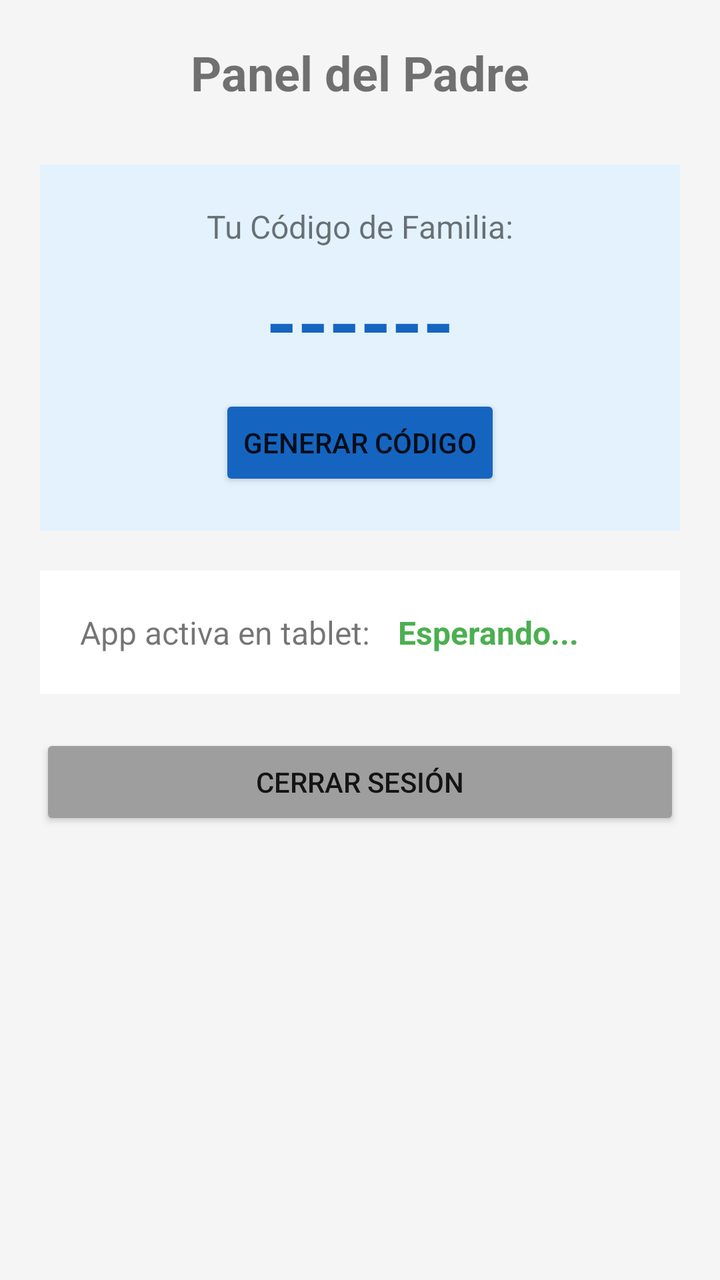
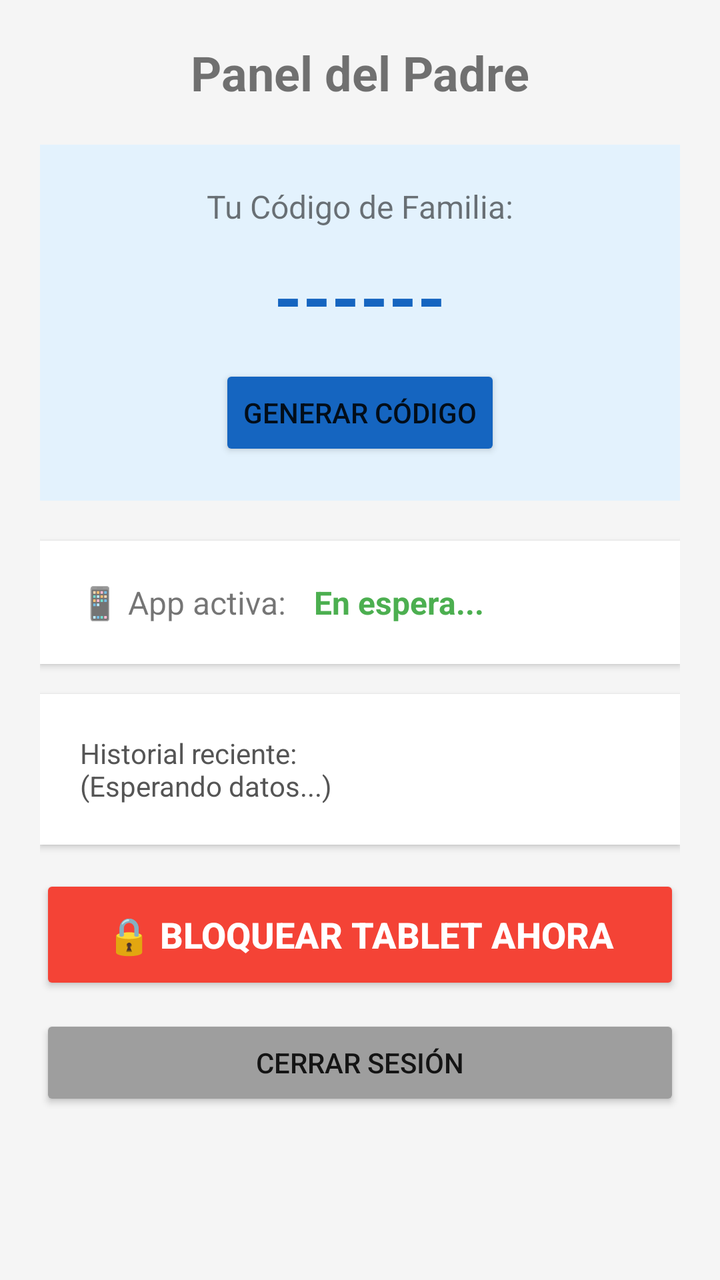

Before-and-after screenshots of an Android layout around one commit, followed by the original layout XML and the change that was made.
<!-- AndroidManifest.xml: application theme AppTheme -->
<!-- res/layout/activity_padre.xml -->
<?xml version="1.0" encoding="utf-8"?>
<LinearLayout xmlns:android="http://schemas.android.com/apk/res/android"
    android:layout_width="match_parent"
    android:layout_height="match_parent"
    android:orientation="vertical"
    android:padding="20dp"
    android:background="#F5F5F5"
    android:gravity="center_horizontal">

    <TextView
        android:layout_width="wrap_content"
        android:layout_height="wrap_content"
        android:text="Panel del Padre"
        android:textSize="24sp"
        android:textStyle="bold"
        android:layout_marginBottom="30dp" />

    <LinearLayout
        android:layout_width="match_parent"
        android:layout_height="wrap_content"
        android:orientation="vertical"
        android:background="#E3F2FD"
        android:padding="20dp"
        android:gravity="center"
        android:layout_marginBottom="20dp">

        <TextView
            android:layout_width="wrap_content"
            android:layout_height="wrap_content"
            android:text="Tu Código de Familia:"
            android:textSize="16sp" />

        <TextView
            android:id="@+id/tv_codigo"
            android:layout_width="wrap_content"
            android:layout_height="wrap_content"
            android:text="------"
            android:textSize="40sp"
            android:textStyle="bold"
            android:textColor="#1565C0"
            android:layout_margin="10dp" />

        <Button
            android:id="@+id/btn_generar"
            android:layout_width="wrap_content"
            android:layout_height="wrap_content"
            android:text="Generar Código"
            android:backgroundTint="#1565C0" />
    </LinearLayout>

    <LinearLayout
        android:layout_width="match_parent"
        android:layout_height="wrap_content"
        android:background="#FFFFFF"
        android:padding="20dp"
        android:layout_marginBottom="20dp">

        <TextView
            android:layout_width="wrap_content"
            android:layout_height="wrap_content"
            android:text="App activa en tablet: "
            android:textSize="16sp" />

        <TextView
            android:id="@+id/tv_app_activa"
            android:layout_width="wrap_content"
            android:layout_height="wrap_content"
            android:text="Esperando..."
            android:textSize="16sp"
            android:textStyle="bold"
            android:textColor="#4CAF50"
            android:layout_marginLeft="10dp" />
    </LinearLayout>

    <Button
        android:id="@+id/btn_salir"
        android:layout_width="match_parent"
        android:layout_height="wrap_content"
        android:text="Cerrar Sesión"
        android:backgroundTint="#9E9E9E" />

</LinearLayout>
<!-- resources referenced by this layout -->
<resources>
  <style name="AppTheme" parent="android:Theme.Material.Light.NoActionBar">
          <item name="android:colorPrimary">#6200EE</item>
          <item name="android:colorPrimaryDark">#3700B3</item>
          <item name="android:colorAccent">#03DAC5</item>
      </style>
</resources>

<!-- the commit's change to res/layout/activity_padre.xml (unified diff, before → after) -->
@@ -1,82 +1,116 @@
 <?xml version="1.0" encoding="utf-8"?>
-<LinearLayout xmlns:android="http://schemas.android.com/apk/res/android"
+<ScrollView xmlns:android="http://schemas.android.com/apk/res/android"
     android:layout_width="match_parent"
     android:layout_height="match_parent"
-    android:orientation="vertical"
-    android:padding="20dp"
-    android:background="#F5F5F5"
-    android:gravity="center_horizontal">
-
-    <TextView
-        android:layout_width="wrap_content"
-        android:layout_height="wrap_content"
-        android:text="Panel del Padre"
-        android:textSize="24sp"
-        android:textStyle="bold"
-        android:layout_marginBottom="30dp" />
+    android:background="#F5F5F5">
 
     <LinearLayout
         android:layout_width="match_parent"
         android:layout_height="wrap_content"
         android:orientation="vertical"
-        android:background="#E3F2FD"
         android:padding="20dp"
-        android:gravity="center"
-        android:layout_marginBottom="20dp">
+        android:gravity="center_horizontal">
 
         <TextView
             android:layout_width="wrap_content"
             android:layout_height="wrap_content"
-            android:text="Tu Código de Familia:"
-            android:textSize="16sp" />
+            android:text="Panel del Padre"
+            android:textSize="24sp"
+            android:textStyle="bold"
+            android:layout_marginBottom="20dp" />
 
-        <TextView
-            android:id="@+id/tv_codigo"
-            android:layout_width="wrap_content"
+        <LinearLayout
+            android:layout_width="match_parent"
             android:layout_height="wrap_content"
-            android:text="------"
-            android:textSize="40sp"
-            android:textStyle="bold"
-            android:textColor="#1565C0"
-            android:layout_margin="10dp" />
+            android:orientation="vertical"
+            android:background="#E3F2FD"
+            android:padding="20dp"
+            android:gravity="center"
+            android:layout_marginBottom="20dp">
+
+            <TextView
+                android:layout_width="wrap_content"
+                android:layout_height="wrap_content"
+                android:text="Tu Código de Familia:"
+                android:textSize="16sp" />
+
+            <TextView
+                android:id="@+id/tv_codigo"
+                android:layout_width="wrap_content"
+                android:layout_height="wrap_content"
+                android:text="------"
+                android:textSize="36sp"
+                android:textStyle="bold"
+                android:textColor="#1565C0"
+                android:layout_margin="10dp" />
+
+            <Button
+                android:id="@+id/btn_generar"
+                android:layout_width="wrap_content"
+                android:layout_height="wrap_content"
+                android:text="Generar Código"
+                android:backgroundTint="#1565C0" />
+        </LinearLayout>
+
+        <LinearLayout
+            android:layout_width="match_parent"
+            android:layout_height="wrap_content"
+            android:background="#FFFFFF"
+            android:padding="20dp"
+            android:layout_marginBottom="15dp"
+            android:elevation="2dp">
+
+            <TextView
+                android:layout_width="wrap_content"
+                android:layout_height="wrap_content"
+                android:text="📱 App activa: "
+                android:textSize="16sp" />
+
+            <TextView
+                android:id="@+id/tv_app_activa"
+                android:layout_width="wrap_content"
+                android:layout_height="wrap_content"
+                android:text="En espera..."
+                android:textSize="16sp"
+                android:textStyle="bold"
+                android:textColor="#4CAF50"
+                android:layout_marginLeft="10dp" />
+        </LinearLayout>
+
+        <LinearLayout
+            android:layout_width="match_parent"
+            android:layout_height="wrap_content"
+            android:background="#FFFFFF"
+            android:padding="20dp"
+            android:layout_marginBottom="15dp"
+            android:elevation="2dp">
+
+            <TextView
+                android:id="@+id/tv_historial"
+                android:layout_width="match_parent"
+                android:layout_height="wrap_content"
+                android:text="Historial reciente:\n(Esperando datos...)"
+                android:textSize="14sp"
+                android:textColor="#555" />
+        </LinearLayout>
 
         <Button
-            android:id="@+id/btn_generar"
-            android:layout_width="wrap_content"
+            android:id="@+id/btn_bloquear"
+            android:layout_width="match_parent"
+            android:layout_height="60dp"
+            android:text="🔒 BLOQUEAR TABLET AHORA"
+            android:textSize="18sp"
+            android:textStyle="bold"
+            android:backgroundTint="#F44336"
+            android:textColor="#FFFFFF"
+            android:layout_marginBottom="10dp" />
+
+        <Button
+            android:id="@+id/btn_salir"
+            android:layout_width="match_parent"
             android:layout_height="wrap_content"
-            android:text="Generar Código"
-            android:backgroundTint="#1565C0" />
+            android:text="Cerrar Sesión"
+            android:backgroundTint="#9E9E9E" />
+
     </LinearLayout>
-
-    <LinearLayout
-        android:layout_width="match_parent"
-        android:layout_height="wrap_content"
-        android:background="#FFFFFF"
-        android:padding="20dp"
-        android:layout_marginBottom="20dp">
-
-        <TextView
-            android:layout_width="wrap_content"
-            android:layout_height="wrap_content"
-            android:text="App activa en tablet: "
-            android:textSize="16sp" />
-
-        <TextView
-            android:id="@+id/tv_app_activa"
-            android:layout_width="wrap_content"
-            android:layout_height="wrap_content"
-            android:text="Esperando..."
-            android:textSize="16sp"
-            android:textStyle="bold"
-            android:textColor="#4CAF50"
-            android:layout_marginLeft="10dp" />
-    </LinearLayout>
-
-    <Button
-        android:id="@+id/btn_salir"
-        android:layout_width="match_parent"
-        android:layout_height="wrap_content"
-        android:text="Cerrar Sesión"
-        android:backgroundTint="#9E9E9E" />
-
-</LinearLayout>
+</ScrollView>
